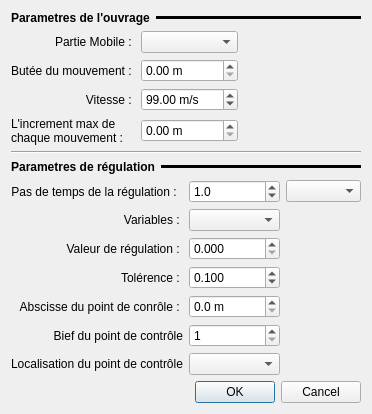
Artelia/Mascaret, file ui/structures/ui_floodgate.ui: the form before one commit.
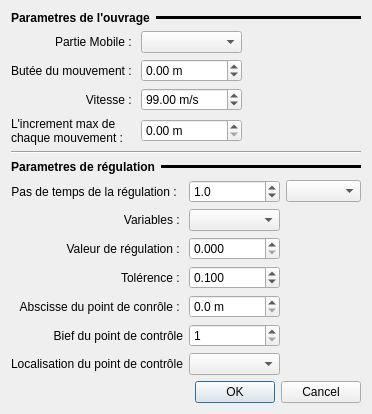
The form after the commit.

Diff of the .ui file:
```diff
--- a/ui/structures/ui_floodgate.ui
+++ b/ui/structures/ui_floodgate.ui
@@ -78,7 +78,7 @@
             <number>2</number>
            </property>
            <property name="maximum">
-            <double>1000.000000000000000</double>
+            <double>10000.000000000000000</double>
            </property>
           </widget>
          </item>
@@ -116,6 +116,9 @@
            <property name="decimals">
             <number>2</number>
            </property>
+           <property name="minimum">
+            <double>-1000000000.000000000000000</double>
+           </property>
            <property name="maximum">
             <double>1000000000.000000000000000</double>
            </property>
```
Left out of the diff: 2 changed lines with no effect on the pictures.
